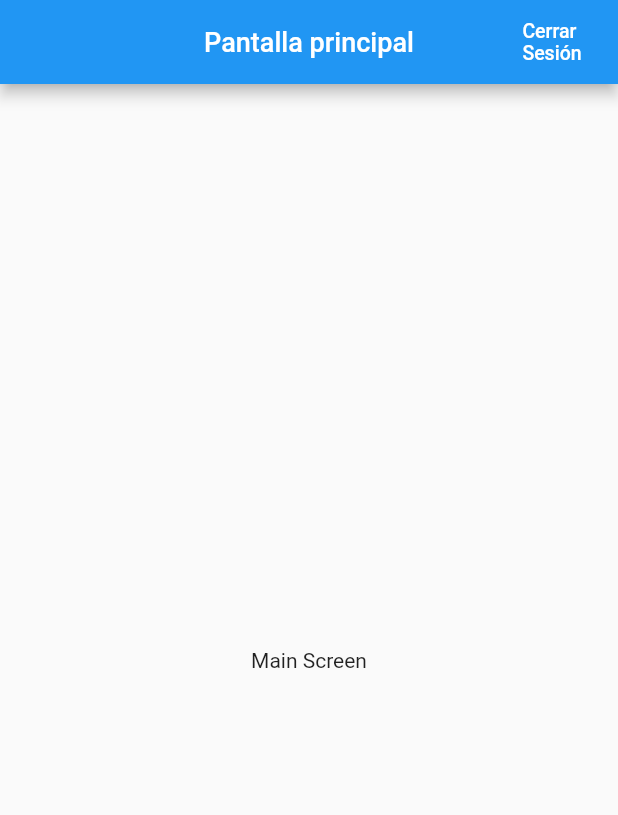
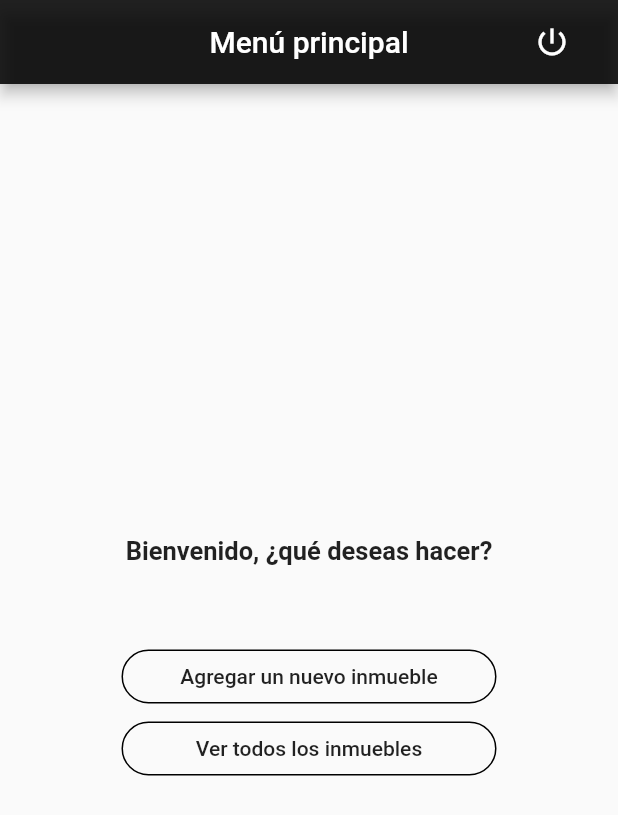
Before and after one commit to svelandiac/lets-walk, a Flutter app: the screen it shows once a user with an empty profile is signed in, on a phone screen of 412 x 824 dp. Shown: the top 815 px of the screen. Run offline on Flutter 3.47's test engine with Material 2 defaults, Android fonts, the phone set to English and light mode, and no system bars; our stand-ins replace firebase_auth, google_maps_flutter, location; accounts and stored records are empty; network calls fail; Roboto replaces fonts that are missing (Hind, Montserrat).

```diff
--- a/lib/main.dart
+++ b/lib/main.dart
@@ -1,8 +1,6 @@
 import 'package:firebase_auth/firebase_auth.dart';
 import 'package:flutter/material.dart';
-import 'package:flutter/rendering.dart';
-import 'package:lets_walk/src/models/user.dart';
-import 'package:lets_walk/src/services/firebase_auth_service.dart';
+import 'package:lets_walk/settings/project_config.dart';
 import 'package:lets_walk/src/ui/login_screen.dart';
 import 'package:lets_walk/src/ui/main_screen.dart';
 import 'package:provider/provider.dart';
@@ -14,17 +12,27 @@ class LetsWalkApp extends StatelessWidget{
   @override
   Widget build(BuildContext context) {
     return MultiProvider(
-      providers: [
-        ChangeNotifierProvider(builder: (context)=>FirebaseAuthService(),)
-      ],
+      providers: providers,
       child: MaterialApp(
         title: "Let's Walk!",
         home: _handleWindowDisplay(),
-        routes: {
-          "/LoginScreen": (context) => LoginScreen(),
-          "/MainScreen": (context) => MainScreen(),
-        },
-      ),
+        routes: routes,
+        theme: ThemeData(
+          // Default brightness and colors.
+          primaryColor: Colors.black,
+          accentColor: Colors.cyan[600],
+
+          // Default font family.
+          fontFamily: 'Montserrat',
+
+          // Default TextTheme.
+          textTheme: TextTheme(
+            headline: TextStyle(fontSize: 72.0, fontWeight: FontWeight.bold),
+            title: TextStyle(fontSize: 36.0, fontStyle: FontStyle.italic),
+            body1: TextStyle(fontSize: 14.0, fontFamily: 'Hind'),
+          ),
+        ),
+      )
     );
   }
 
--- /dev/null
+++ b/lib/settings/project_config.dart
@@ -0,0 +1,18 @@
+import 'package:lets_walk/src/services/firebase_auth_service.dart';
+import 'package:lets_walk/src/ui/add-new-estate/new_estate_screen.dart';
+import 'package:lets_walk/src/ui/login_screen.dart';
+import 'package:lets_walk/src/ui/main_screen.dart';
+import 'package:lets_walk/src/ui/see-all-properties/see_properties_screen.dart';
+import 'package:provider/provider.dart';
+
+final routes = {
+  "/LoginScreen": (context) => LoginScreen(),
+  "/MainScreen": (context) => MainScreen(),
+  "/NewEstateScreen": (context) => NewEstateScreen(),
+  "/SeePropertiesScreen": (context) => SeePropertiesScreen()
+
+};
+
+final providers = [
+  ChangeNotifierProvider(builder: (context)=>FirebaseAuthService(),)
+];
--- a/lib/src/ui/login_screen.dart
+++ b/lib/src/ui/login_screen.dart
@@ -10,7 +10,7 @@ class LoginScreen extends StatelessWidget {
   Widget _loadingPrompt(bool value){
     if(value)
       return Center(
-        child: CircularProgressIndicator(),
+        child: CircularProgressIndicator(backgroundColor: Colors.black,),
       );
     else
       return Container();
@@ -22,6 +22,7 @@ class LoginScreen extends StatelessWidget {
     final firebaseInfo = Provider.of<FirebaseAuthService>(context);
 
     return Scaffold(
+      backgroundColor: Colors.grey[500],
       body: Center(
         child: Stack(
           alignment: Alignment.center,
@@ -64,7 +65,7 @@ class LoginScreen extends StatelessWidget {
                     padding: const EdgeInsets.all(20),
                     child: RaisedButton(
                       child: Text('Inicia sesión', style: TextStyle(color: Colors.white),),
-                      color: Colors.blue,
+                      color: Theme.of(context).primaryColor,
                       onPressed: (){
                         firebaseInfo.loading = true;
                         firebaseInfo.signInWithEmailAndPassword(_emailController.text, _passwordController.text)
--- a/lib/src/ui/main_screen.dart
+++ b/lib/src/ui/main_screen.dart
@@ -4,20 +4,12 @@ import 'package:provider/provider.dart';
 
 class MainScreen extends StatelessWidget{
 
-  @override
-  Widget build(BuildContext context) {
-
-    final firebaseInfo = Provider.of<FirebaseAuthService>(context);
-
-    return Scaffold(
-      appBar: AppBar(
-        title: Text('Pantalla principal', style: TextStyle(fontSize: 18.0),),
-        centerTitle: true,
-        actions: <Widget>[
-          FlatButton(
+  Widget _buildLogOutButton(){
+    return Consumer<FirebaseAuthService>(
+      builder: (context, firebaseInfo, child) => FlatButton(
         color: Colors.transparent,
         textColor: Colors.white,
-            child: Text('Cerrar\nSesión', style: TextStyle(fontSize: 13.0),),
+        child: Icon(Icons.power_settings_new),
         onPressed: (){
           firebaseInfo.signOut().then((onValue){
             print(onValue);
@@ -26,18 +18,65 @@ class MainScreen extends StatelessWidget{
           });
         },
       )
-        ],
-      ),
-      body: Center(
+    );
+  }
+
+  Widget _buildBody(BuildContext context){
+    return Center(
       child: SingleChildScrollView(
         child: Column(
           children: <Widget>[
-              Text('Main Screen'),
+            Text(
+              'Bienvenido, ¿qué deseas hacer?',
+              textAlign: TextAlign.center,
+              style: TextStyle(fontWeight: FontWeight.bold, fontSize: 17),
+            ),
+            SizedBox(
+              height: 50,
+              width: 252,
+            ),
+            Container(
+              width: 250,
+              child: OutlineButton(
+                child: Text('Agregar un nuevo inmueble'),
+                shape: RoundedRectangleBorder(borderRadius: new BorderRadius.circular(30.0)),
+                borderSide: BorderSide(color: Colors.black, style: BorderStyle.solid),
+                highlightedBorderColor: Colors.black,
+                onPressed: (){
+                  Navigator.pushNamed(context, '/NewEstateScreen');
+                },
+              ),
+            ),
+            Container(
+              width: 250,
+              child: OutlineButton(
+                child: Text('Ver todos los inmuebles'),
+                shape: RoundedRectangleBorder(borderRadius: new BorderRadius.circular(30.0)),
+                borderSide: BorderSide(color: Colors.black, style: BorderStyle.solid),
+                highlightedBorderColor: Colors.black,
+                onPressed: (){
+                  Navigator.pushNamed(context, '/SeePropertiesScreen');
+                },
+              ),
+            ),
           ],
-          ),
         ),
       ),
     );
   }
 
+  @override
+  Widget build(BuildContext context) {
+    return new Scaffold(
+      appBar: AppBar(
+        title: Text('Menú principal'),
+        centerTitle: true,
+        actions: <Widget>[
+          _buildLogOutButton()
+        ],
+        backgroundColor: Colors.black87,
+      ),
+      body: _buildBody(context)
+    );
   }
+}
```
Also changed, not shown: lib/src/ui/add-new-estate/new_estate_screen.dart (added, +74 -0 lines), lib/src/ui/see-all-properties/see_properties_screen.dart (added, +18 -0 lines), pubspec.yaml (+7 -0 lines), pubspec.lock, 3 other files. Lines whose indentation alone changed are shown as unchanged.
